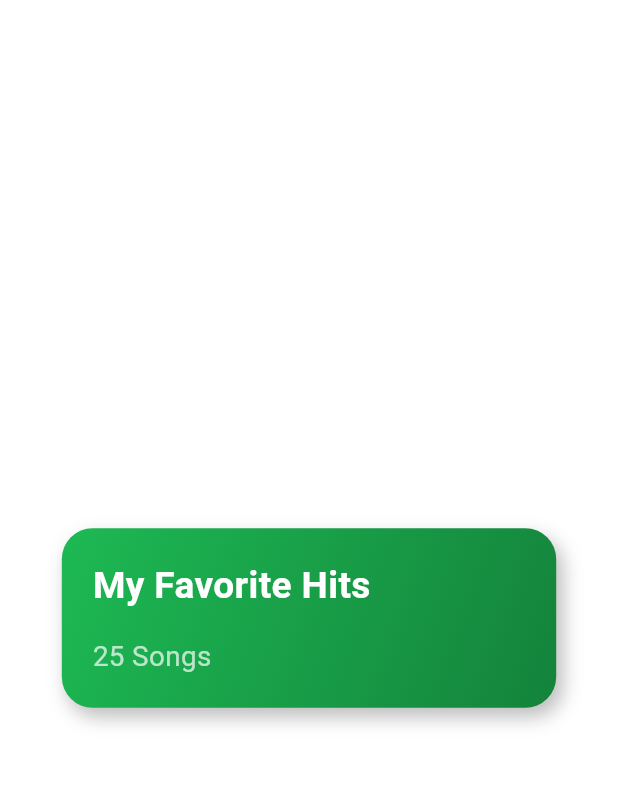
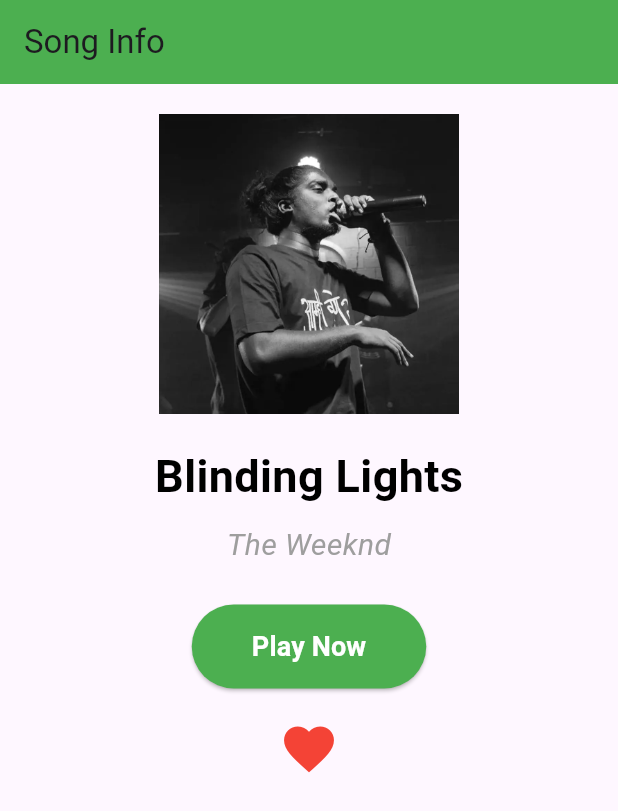
Before and after one commit to keyurpatel01/Tops, a Flutter app: the screen it shows after launch, on a phone screen of 412 x 824 dp. Shown: the top 811 px of the screen. Run offline on Flutter 3.47's test engine with Material 3 defaults, Android fonts, the phone set to English and light mode, and no system bars.

Commit message:
Core UI Widgets – Text, Button, Icon, Image In

```diff
--- /dev/null
+++ b/Assignment/Flutter/flutter_assignment/lib/S5P5.dart
@@ -0,0 +1,90 @@
+/*
+Add an asset image (such as a logo or album cover) to your project and display it at the top of
+SongInfoScreen using Image.asset().<br><br><em><strong>Hint:</strong> Update pubspec.yaml to
+include your asset, and place the image inside the assets/ folder.</em>
+*/
+import 'package:flutter/material.dart';
+
+class S5P5 extends StatelessWidget {
+  const S5P5({super.key});
+
+  @override
+  Widget build(BuildContext context) {
+    return Scaffold(
+      appBar: AppBar(
+        title: const Text("Song Info"),
+        backgroundColor: Colors.green,
+      ),
+      body: SingleChildScrollView(
+        child: Center(
+          child: Padding(
+            padding: const EdgeInsets.all(20),
+            child: Column(
+              children: [
+                // Asset Image
+                Image.asset(
+                  "assets/images/ar.png",
+                  height: 200,
+                  width: 200,
+                  fit: BoxFit.cover,
+                ),
+
+                const SizedBox(height: 20),
+
+                // Song Title
+                const Text(
+                  "Blinding Lights",
+                  style: TextStyle(
+                    fontSize: 30,
+                    fontWeight: FontWeight.bold,
+                    color: Colors.black,
+                  ),
+                ),
+
+                const SizedBox(height: 10),
+
+                // Artist Name
+                const Text(
+                  "The Weeknd",
+                  style: TextStyle(
+                    fontSize: 20,
+                    color: Colors.grey,
+                    fontStyle: FontStyle.italic,
+                  ),
+                ),
+
+                const SizedBox(height: 25),
+
+                // Play Button
+                ElevatedButton(
+                  onPressed: () {},
+                  style: ElevatedButton.styleFrom(
+                    backgroundColor: Colors.green,
+                    foregroundColor: Colors.white,
+                    padding: const EdgeInsets.symmetric(
+                      horizontal: 40,
+                      vertical: 15,
+                    ),
+                  ),
+                  child: const Text(
+                    "Play Now",
+                    style: TextStyle(fontWeight: FontWeight.bold, fontSize: 18),
+                  ),
+                ),
+
+                const SizedBox(height: 20),
+
+                // Heart Icon
+                const Icon(Icons.favorite, color: Colors.red, size: 40),
+
+                const SizedBox(height: 20),
+
+                // Network Image
+              ],
+            ),
+          ),
+        ),
+      ),
+    );
+  }
+}
--- a/Assignment/Flutter/flutter_assignment/lib/main.dart
+++ b/Assignment/Flutter/flutter_assignment/lib/main.dart
@@ -1,6 +1,5 @@
 import 'package:flutter/material.dart';
-
-import 'package:flutter_assignment/S4P5.dart';
+import 'package:flutter_assignment/S5P5.dart';
 
 void main() {
   runApp(const MyApp());
@@ -11,6 +10,6 @@
 
   @override
   Widget build(BuildContext context) {
-    return MaterialApp(debugShowCheckedModeBanner: false, home: S4P5());
+    return MaterialApp(debugShowCheckedModeBanner: false, home: S5P5());
   }
 }
```
Also changed, not shown: Assignment/Flutter/flutter_assignment/lib/S5P1.dart (added, +47 -0 lines), Assignment/Flutter/flutter_assignment/lib/S5P2.dart (added, +71 -0 lines), Assignment/Flutter/flutter_assignment/lib/S5P3.dart (added, +78 -0 lines), Assignment/Flutter/flutter_assignment/lib/S5P4.dart (added, +87 -0 lines), Assignment/Flutter/flutter_assignment/assets/images/ar.png (added).
